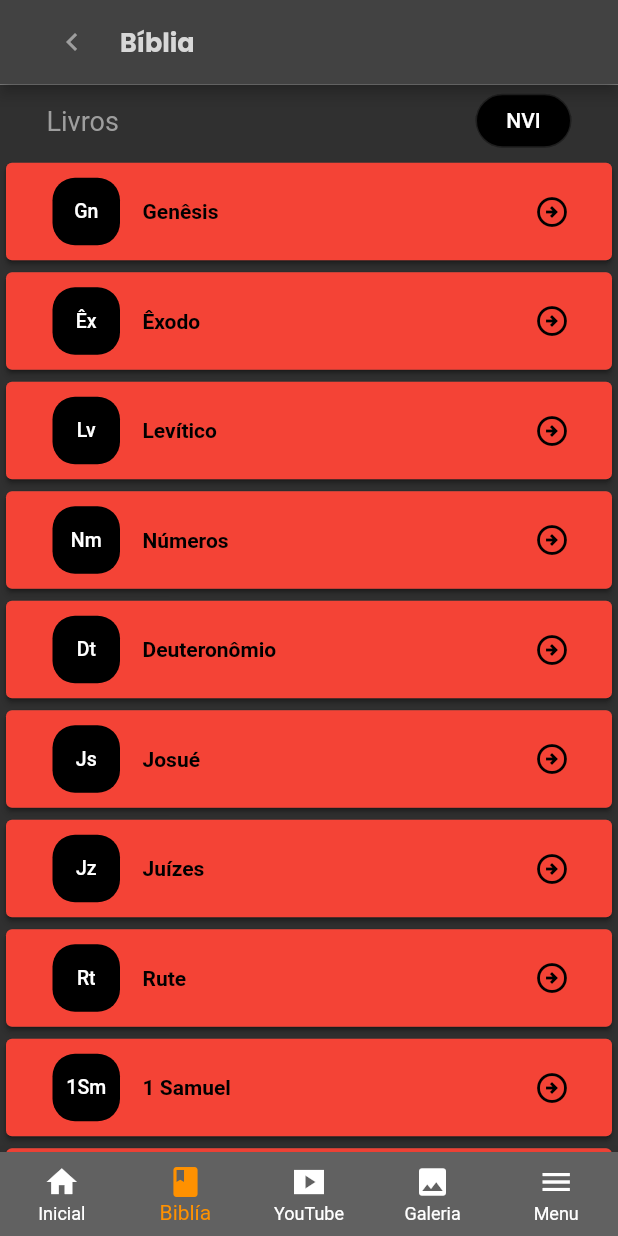
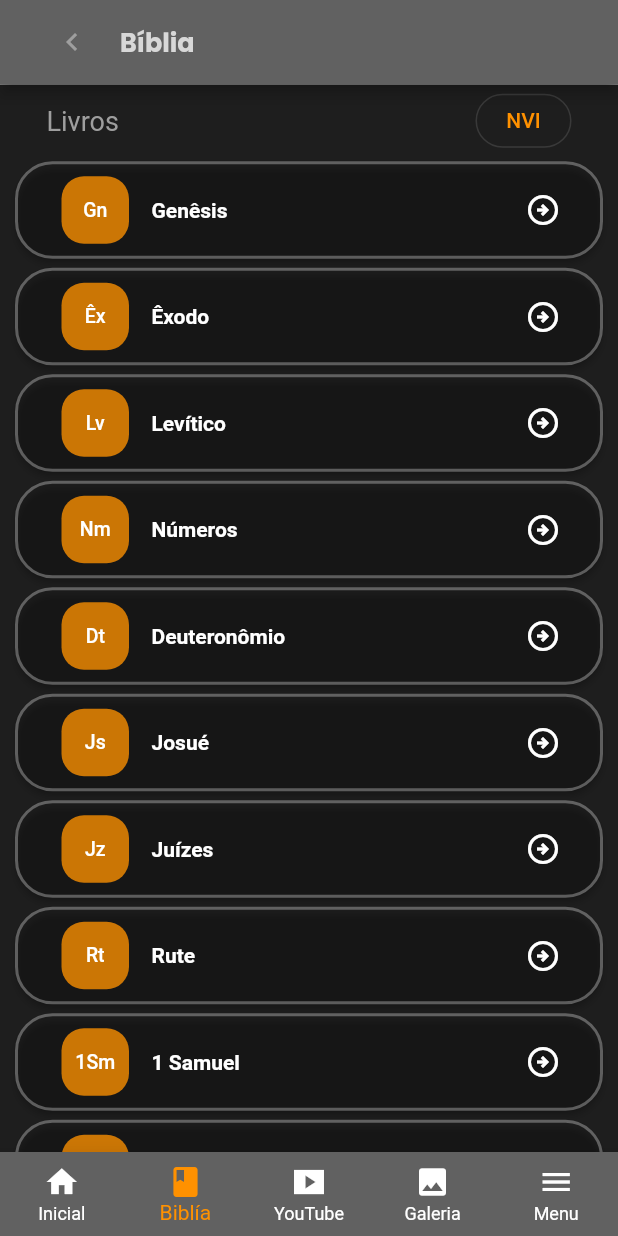
Before and after one commit to lipejs/cbpeniel, a Flutter app: the screen it shows after launch, item 2 of the bottom bar chosen, after a tap on the "arrow circle right" icon, on a phone screen of 412 x 824 dp. Run offline on Flutter 3.47's test engine with Material 2 defaults, Android fonts, the phone set to English and light mode, and no system bars; network calls fail; Roboto replaces fonts that are missing (OpenSans).

Commit message:
atualizao tela biblia e home

```diff
--- a/lib/componentes/livros.dart
+++ b/lib/componentes/livros.dart
@@ -12,12 +12,21 @@ class Livros extends StatelessWidget {
       mainAxisAlignment: MainAxisAlignment.center,
       children: livros.map(
         (lv) {
-          return Card(
+          return Container(
+            // width: double.infinity,
+            // height: 100,
+            margin: EdgeInsets.symmetric(vertical: 3, horizontal: 10),
             child: ElevatedButton(
               style: ButtonStyle(
-                  backgroundColor: MaterialStateProperty.all(
-                      Theme.of(context).colorScheme.primary),
-                  overlayColor: MaterialStateProperty.all(Colors.grey[100])),
+                backgroundColor: MaterialStateProperty.all(Colors.transparent),
+                overlayColor: MaterialStateProperty.all(Colors.grey[100]),
+                shape: MaterialStateProperty.all(
+                  RoundedRectangleBorder(
+                    borderRadius: BorderRadius.circular(25.0),
+                    side: const BorderSide(width: 2.0, color: Colors.white30),
+                  ),
+                ),
+              ),
               onPressed: () {
                 print(lv['nome']);
               },
@@ -32,7 +41,7 @@ class Livros extends StatelessWidget {
                           vertical: 10,
                         ),
                         decoration: BoxDecoration(
-                            color: Colors.black,
+                            color: Color.fromARGB(198, 255, 145, 0),
                             borderRadius: BorderRadius.circular(15)),
                         width: 45,
                         height: 45,
@@ -51,7 +60,7 @@ class Livros extends StatelessWidget {
                             fontFamily: 'OpenSans',
                             fontSize: 14,
                             fontWeight: FontWeight.bold,
-                            color: Colors.black),
+                            color: Colors.white),
                         textAlign: TextAlign.justify,
                       ),
                     ],
@@ -59,7 +68,7 @@ class Livros extends StatelessWidget {
                   IconButton(
                     onPressed: () {},
                     icon: Icon(Icons.arrow_circle_right_outlined),
-                    color: Colors.black,
+                    color: Colors.white,
                   )
                 ],
               ),
--- a/lib/componentes/navegacao.dart
+++ b/lib/componentes/navegacao.dart
@@ -43,7 +43,7 @@ class Navegacao extends StatelessWidget {
       onTap: (pagina) {
         pageController.animateToPage(
           pagina,
-          duration: const Duration(milliseconds: 400),
+          duration: const Duration(milliseconds: 1),
           curve: Curves.ease,
         );
       },
--- a/lib/componentes/tema.dart
+++ b/lib/componentes/tema.dart
@@ -4,7 +4,7 @@ class Tema {
   ThemeData get theme {
     return ThemeData(
       colorScheme: ThemeData.dark().colorScheme.copyWith(
-            primary: Colors.red,
+            primary: const Color.fromARGB(255, 255, 145, 0),
             secondary: Colors.white,
             tertiary: Colors.black,
           ),
--- a/lib/main.dart
+++ b/lib/main.dart
@@ -66,6 +66,7 @@ class _MyHomePageState extends State<MyHomePage> {
         pageController: pc,
       ),
       body: PageView(
+        physics: const NeverScrollableScrollPhysics(),
         onPageChanged: setPaginaAtual,
         controller: pc,
         children: const [
--- a/lib/paginas/biblia.dart
+++ b/lib/paginas/biblia.dart
@@ -74,15 +74,15 @@ final List<Map> livros = [
 
 class Biblia extends StatelessWidget {
   const Biblia({super.key});
+
   @override
   Widget build(BuildContext context) {
     return Scaffold(
       appBar: AppBar(
-        iconTheme:
-            IconThemeData(color: Theme.of(context).colorScheme.secondary),
+        centerTitle: false,
         title: Row(children: [
           TextButton(
-              onPressed: () {},
+              onPressed: (() {}),
               child: const Icon(
                 Icons.navigate_before,
                 color: Colors.grey,
@@ -92,7 +92,9 @@ class Biblia extends StatelessWidget {
             style: Theme.of(context).textTheme.headline3,
           )
         ]),
+        backgroundColor: Theme.of(context).colorScheme.background,
       ),
+      backgroundColor: Colors.black38,
       body: SingleChildScrollView(
         child: Column(
           children: [
@@ -114,13 +116,14 @@ class Biblia extends StatelessWidget {
                     autofocus: true,
                     onPressed: () {},
                     style: ButtonStyle(
-                      backgroundColor: MaterialStateProperty.all(
-                          Theme.of(context).colorScheme.tertiary),
-                      foregroundColor: MaterialStateProperty.all(
-                          Theme.of(context).colorScheme.secondary),
+                      backgroundColor:
+                          MaterialStateProperty.all(Colors.transparent),
+                      overlayColor: MaterialStateProperty.all(Colors.grey[100]),
                       shape: MaterialStateProperty.all(
                         RoundedRectangleBorder(
                           borderRadius: BorderRadius.circular(25.0),
+                          side: const BorderSide(
+                              width: 2.0, color: Colors.white30),
                         ),
                       ),
                     ),
--- a/lib/paginas/home.dart
+++ b/lib/paginas/home.dart
@@ -27,17 +27,17 @@ class Home extends StatelessWidget {
                 mainAxisAlignment: MainAxisAlignment.start,
                 crossAxisAlignment: CrossAxisAlignment.start,
                 children: const [
+                  // Text(
+                  //   "Comunidade Bíblica",
+                  //   style: TextStyle(
+                  //     fontFamily: 'Poppins',
+                  //     fontSize: 12,
+                  //     fontWeight: FontWeight.normal,
+                  //     color: Color.fromARGB(255, 216, 216, 216),
+                  //   ),
+                  // ),
                   Text(
-                    "Comunidade Bíblica",
-                    style: TextStyle(
-                      fontFamily: 'Poppins',
-                      fontSize: 12,
-                      fontWeight: FontWeight.normal,
-                      color: Color.fromARGB(255, 216, 216, 216),
-                    ),
-                  ),
-                  Text(
-                    "PENIEL",
+                    "  CB Peniel",
                     style: TextStyle(
                       fontFamily: 'Poppins',
                       fontSize: 17,
@@ -53,12 +53,12 @@ class Home extends StatelessWidget {
           backgroundColor: Theme.of(context).colorScheme.background,
           actions: [
             Padding(
-                padding: EdgeInsets.all(12.0),
+                padding: EdgeInsets.all(7.0),
                 child: InkWell(
                   onTap: () {},
                   child: Container(
-                    width: 30,
-                    height: 45,
+                    width: 41,
+                    height: 32,
                     decoration: BoxDecoration(
                       image: const DecorationImage(
                         image: NetworkImage(
@@ -71,30 +71,67 @@ class Home extends StatelessWidget {
                   ),
                 )),
           ]),
+      backgroundColor: Colors.black38,
       body: Column(
         children: <Widget>[
-          const SizedBox(height: 15),
           SafeArea(
             child: Column(
               mainAxisAlignment: MainAxisAlignment.spaceAround,
               children: <Widget>[
                 Padding(
-                  padding: const EdgeInsets.all(15.0),
+                  padding:
+                      const EdgeInsets.symmetric(vertical: 9, horizontal: 15),
                   child: Row(
                     mainAxisAlignment: MainAxisAlignment.center,
                     children: [
-                      SizedBox(
-                        width: 35,
-                        child: Image.asset(
-                          'lib\\imagem\\logo.png',
-                          fit: BoxFit.cover,
+                      Padding(
+                        padding: const EdgeInsets.all(8.0),
+                        child: Text(
+                          'Boa noite, Felipe!',
+                          style: TextStyle(
+                            fontSize: 25,
+                            fontFamily: 'Great_Vibes',
+                          ),
                         ),
                       ),
-                      const Text('Seja Bem Vindo!',
-                          style: TextStyle(
-                            fontSize: 30,
-                            fontFamily: 'OpenSans',
-                          )),
+                    ],
+                  ),
+                ),
+                Padding(
+                  padding:
+                      const EdgeInsets.symmetric(vertical: 2, horizontal: 15),
+                  child: Row(
+                    mainAxisAlignment: MainAxisAlignment.start,
+                    children: const [
+                      Text(
+                        'Destaques',
+                        style: TextStyle(
+                          fontSize: 15,
+                          fontFamily: 'Poppins',
+                        ),
+                      ),
+                    ],
+                  ),
+                ),
+                SizedBox(
+                  width: double.infinity,
+                  height: 200,
+                  child:
+                      Image.asset('lib\\imagem\\perfil.png', fit: BoxFit.cover),
+                ),
+                Padding(
+                  padding:
+                      const EdgeInsets.symmetric(vertical: 15, horizontal: 15),
+                  child: Row(
+                    mainAxisAlignment: MainAxisAlignment.start,
+                    children: const [
+                      Text(
+                        'Videos',
+                        style: TextStyle(
+                          fontSize: 15,
+                          fontFamily: 'Poppins',
+                        ),
+                      ),
                     ],
                   ),
                 ),
--- a/lib/paginas/youtube.dart
+++ b/lib/paginas/youtube.dart
@@ -5,9 +5,24 @@ class Youtube extends StatelessWidget {
 
   @override
   Widget build(BuildContext context) {
-    return Container(
-      color: Colors.black,
-      child: Text('Teste'),
+    return Scaffold(
+      appBar: AppBar(
+        centerTitle: false,
+        title: Row(children: [
+          TextButton(
+              onPressed: () {},
+              child: const Icon(
+                Icons.navigate_before,
+                color: Colors.grey,
+              )),
+          Text(
+            'Youtube',
+            style: Theme.of(context).textTheme.headline3,
+          )
+        ]),
+        backgroundColor: Theme.of(context).colorScheme.background,
+      ),
+      backgroundColor: Colors.black38,
     );
   }
 }
```
Also changed, not shown: pubspec.yaml (+10 -8 lines), lib/fonts/Dancing/DancingScript-VariableFont_wght.ttf (added), lib/fonts/Great_Vibes/GreatVibes-Regular.ttf (added), lib/fonts/Helvetica/HelveticaRoundedLTStd-Bd.otf (added), lib/fonts/Kolker/KolkerBrush-Regular.ttf (added), lib/imagem/logo.png, lib/imagem/papel.png (deleted).
